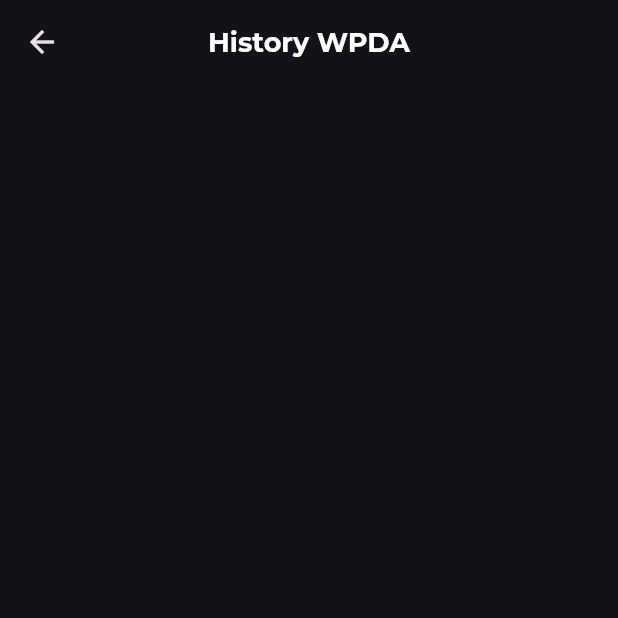
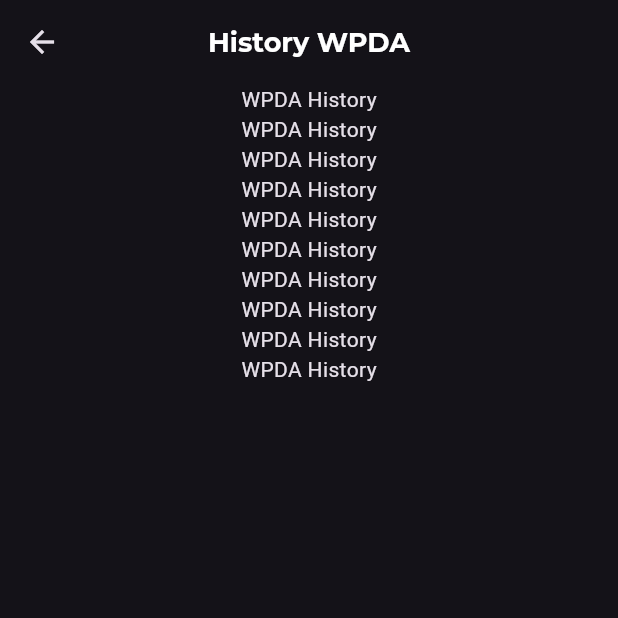
Before and after one commit to rivaldo1003/diamond_generation_app, a Flutter app: the HistoryScreen screen opened directly, on a phone screen of 412 x 824 dp, the top half of it. Run offline on Flutter 3.47's test engine with Material 3 defaults, Android fonts, the phone set to English and light mode, and no system bars; our stand-ins replace flutter_svg, google_fonts, shared_preferences, shimmer; accounts and stored records are empty; project files that could hold a hidden picture were left out.

Commit message:
Membuat page wpda history

```diff
--- a/lib/features/history/presentation/history_screen.dart
+++ b/lib/features/history/presentation/history_screen.dart
@@ -10,7 +10,11 @@
       body: ListView.builder(
         itemCount: 10,
         itemBuilder: (context, index) {
-          return Container();
+          return Container(
+            child: Center(
+              child: Text('WPDA History'),
+            ),
+          );
         },
       ),
     );
```
